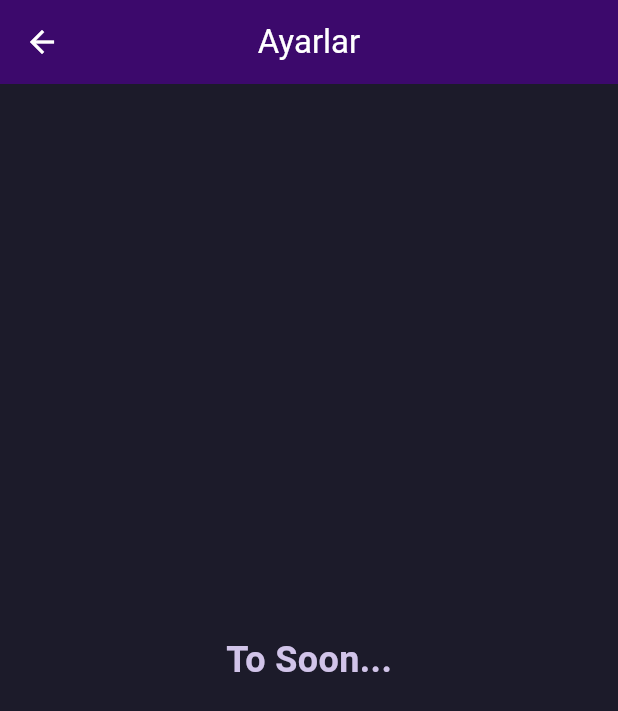
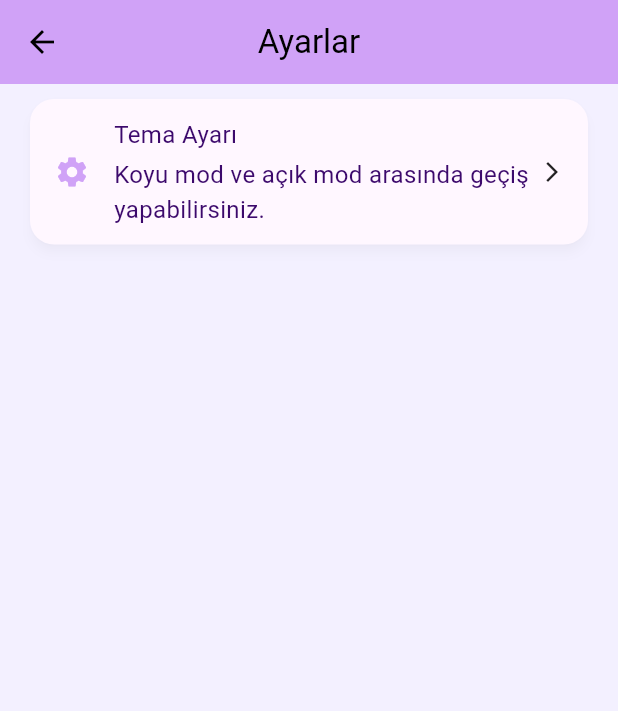
Before and after one commit to Erenakdogan/duobul, a Flutter app: the SettingsScreen screen opened directly, on a phone screen of 412 x 824 dp. Shown: the top 711 px of the screen. Run offline on Flutter 3.47's test engine with Material 3 defaults, Android fonts, the light colour scheme and no system bars; our stand-ins replace image_picker.

Commit message:
koyu aydınlık tema arası geçiş ayarlandı

```diff
--- /dev/null
+++ b/duobul/lib/Provider/theme_provider.dart
@@ -0,0 +1,14 @@
+import 'package:flutter/material.dart';
+
+class ThemeProvider with ChangeNotifier {
+  bool _isDarkMode = false;
+
+  bool get isDarkMode => _isDarkMode;
+
+  ThemeMode get themeMode => _isDarkMode ? ThemeMode.dark : ThemeMode.light;
+
+  void toggleTheme(bool isOn) {
+    _isDarkMode = isOn;
+    notifyListeners();
+  }
+}
--- a/duobul/lib/ThemeData/themedata.dart
+++ b/duobul/lib/ThemeData/themedata.dart
@@ -80,3 +80,82 @@ final ThemeData duoBulDarkPurpleTheme = ThemeData(
     ),
   ),
 );
+
+final ThemeData duoBulLightPurpleTheme = ThemeData(
+  brightness: Brightness.light,
+  scaffoldBackgroundColor: const Color(0xFFF3F0FF), // açık arka plan
+  primaryColor: const Color(0xFF3C096C), // mor
+
+  colorScheme: ColorScheme.fromSeed(
+    seedColor: const Color(0xFF3C096C),
+    brightness: Brightness.light,
+    primary: const Color(0xFF3C096C),
+    secondary: const Color(0xFFD0A2F7),
+    tertiary: const Color(0xFF39FF14),
+    background: const Color(0xFFF3F0FF),
+    onPrimary: Colors.white,
+  ),
+
+  appBarTheme: const AppBarTheme(
+    backgroundColor: Color(0xFFD0A2F7),
+    foregroundColor: Colors.black,
+    elevation: 0,
+  ),
+
+  floatingActionButtonTheme: const FloatingActionButtonThemeData(
+    backgroundColor: Color(0xFF3C096C),
+    foregroundColor: Colors.white,
+  ),
+
+  elevatedButtonTheme: ElevatedButtonThemeData(
+    style: ElevatedButton.styleFrom(
+      backgroundColor: const Color(0xFF3C096C),
+      foregroundColor: Colors.white,
+      shape: RoundedRectangleBorder(
+        borderRadius: BorderRadius.circular(30),
+      ),
+      padding: const EdgeInsets.symmetric(horizontal: 24, vertical: 12),
+    ),
+  ),
+
+  inputDecorationTheme: InputDecorationTheme(
+    filled: true,
+    fillColor: const Color(0xFFEDE7F6),
+    labelStyle: const TextStyle(color: Color(0xFF3C096C)),
+    focusedBorder: OutlineInputBorder(
+      borderSide: const BorderSide(color: Color(0xFF39FF14), width: 2),
+      borderRadius: BorderRadius.circular(20),
+    ),
+    enabledBorder: OutlineInputBorder(
+      borderSide: const BorderSide(color: Color(0xFFB39DDB)),
+      borderRadius: BorderRadius.circular(20),
+    ),
+    prefixIconColor: const Color(0xFF39FF14),
+  ),
+
+  textTheme: const TextTheme(
+    headlineSmall: TextStyle(
+      fontSize: 22,
+      fontWeight: FontWeight.bold,
+      color: Color(0xFF1C1B2A),
+    ),
+    bodyMedium: TextStyle(
+      fontSize: 16,
+      color: Color(0xFF3C096C),
+    ),
+    labelLarge: TextStyle(
+      fontSize: 14,
+      fontWeight: FontWeight.w600,
+      color: Color(0xFF1C1B2A),
+    ),
+  ),
+
+  cardTheme: CardTheme(
+    color: const Color(0xFFEDE7F6),
+    shadowColor: Colors.black.withOpacity(0.15),
+    elevation: 4,
+    shape: RoundedRectangleBorder(
+      borderRadius: BorderRadius.circular(16),
+    ),
+  ),
+);
--- a/duobul/lib/main.dart
+++ b/duobul/lib/main.dart
@@ -1,9 +1,14 @@
 import 'package:duobul/ThemeData/themedata.dart';
+import 'package:duobul/screens/homepage.dart';
+import 'package:duobul/screens/settings.dart';
 import 'package:flutter/material.dart';
 import 'screens/signup.dart';
+import 'package:duobul/Provider/theme_provider.dart';
+import 'package:provider/provider.dart';
+import 'screens/settings.dart';
 
 void main() {
-  runApp(const MainApp());
+  runApp(ChangeNotifierProvider<ThemeProvider>(create: (_) => ThemeProvider(), child: const MainApp()));
 }
 
 class MainApp extends StatelessWidget {
@@ -13,8 +18,10 @@ class MainApp extends StatelessWidget {
   Widget build(BuildContext context) {
     return MaterialApp(
       debugShowCheckedModeBanner: false,
-      theme: duoBulDarkPurpleTheme,
-      home: const SignUpScreen(),
+      theme: duoBulLightPurpleTheme,
+      darkTheme: duoBulDarkPurpleTheme,
+      themeMode: Provider.of<ThemeProvider>(context).themeMode,
+      home: SettingsScreen(),
     );
   }
 }
--- a/duobul/lib/screens/settings.dart
+++ b/duobul/lib/screens/settings.dart
@@ -1,4 +1,6 @@
+import 'package:duobul/Provider/theme_provider.dart';
 import 'package:flutter/material.dart';
+import 'package:provider/provider.dart';
 
 class SettingsScreen extends StatelessWidget {
   const SettingsScreen({super.key});
@@ -10,15 +12,83 @@ class SettingsScreen extends StatelessWidget {
       appBar: AppBar(
         title: const Text('Ayarlar'),
         centerTitle: true,
-        backgroundColor: Theme.of(context).colorScheme.primary,
       ),
-      body: const Center(
-        child: Text(
-          'To Soon...',
-          style: TextStyle(
-            fontSize: 24,
-            fontWeight: FontWeight.bold,
-          ),
+      body: Center(
+        child: ListView.builder(
+          itemCount: 1,
+          itemBuilder: (BuildContext context, int index) {
+            return Card(
+            elevation: 3,
+            margin: const EdgeInsets.symmetric(vertical: 10, horizontal: 20),
+            shape: RoundedRectangleBorder(borderRadius: BorderRadius.circular(16)),
+            color: Theme.of(context).cardColor,
+            child: InkWell(
+              borderRadius: BorderRadius.circular(16),
+              onTap: () {
+                  switch (index) {
+                    case 0:
+                      showDialog(
+                        context: context,
+                        builder: (context) {
+                          return Consumer<ThemeProvider>(
+                            builder: (context, themeProvider, _) {
+                              return AlertDialog(
+                                title: const Text("Tema Ayarı"),
+                                content: SwitchListTile(
+                                  title: const Text("Koyu Mod"),
+                                  value: themeProvider.isDarkMode,
+                                  onChanged: (value) {
+                                    themeProvider.toggleTheme(value);
+                                    Navigator.of(context).pop();
+                                  },
+                                ),
+                              );
+                            },
+                          );
+                        },
+                      );
+                      break;
+                    case 1:
+                      ScaffoldMessenger.of(context).showSnackBar(
+                        SnackBar(content: Text('Ayar 2 tıklandı')),
+                      );
+                      // Ayar 2'ye tıklandığında yapılacak işlemler
+                      break;
+                  }
+                },
+              child: Padding(
+                padding: const EdgeInsets.symmetric(horizontal: 16, vertical: 12),
+                child: Row(
+                  children: [
+                    Icon(
+                      Icons.settings,
+                      color: Theme.of(context).colorScheme.secondary,
+                    ),
+                    const SizedBox(width: 16),
+                    Expanded(
+                      child: Column(
+                        crossAxisAlignment: CrossAxisAlignment.start,
+                        children: [
+                          Text(
+                            'Tema Ayarı',
+                          ),
+                          const SizedBox(height: 4),
+                          Text(
+                            'Koyu mod ve açık mod arasında geçiş yapabilirsiniz.',
+                            style: TextStyle(
+                              color: Theme.of(context).textTheme.bodyMedium?.color,
+                            ),
+                          ),
+                        ],
+                      ),
+                    ),
+                    const Icon(Icons.arrow_forward_ios, size: 16),
+                  ],
+                ),
+              ),
+            ),
+          );
+          },
         ),
       ),
     );
--- a/duobul/pubspec.yaml
+++ b/duobul/pubspec.yaml
@@ -12,6 +12,7 @@ dependencies:
   http: ^1.1.0
   image_picker: ^1.0.7
   http_parser: ^4.0.2
+  provider: ^6.1.5
 
 dev_dependencies:
   flutter_test:
```
Also changed, not shown: duobul/pubspec.lock.
